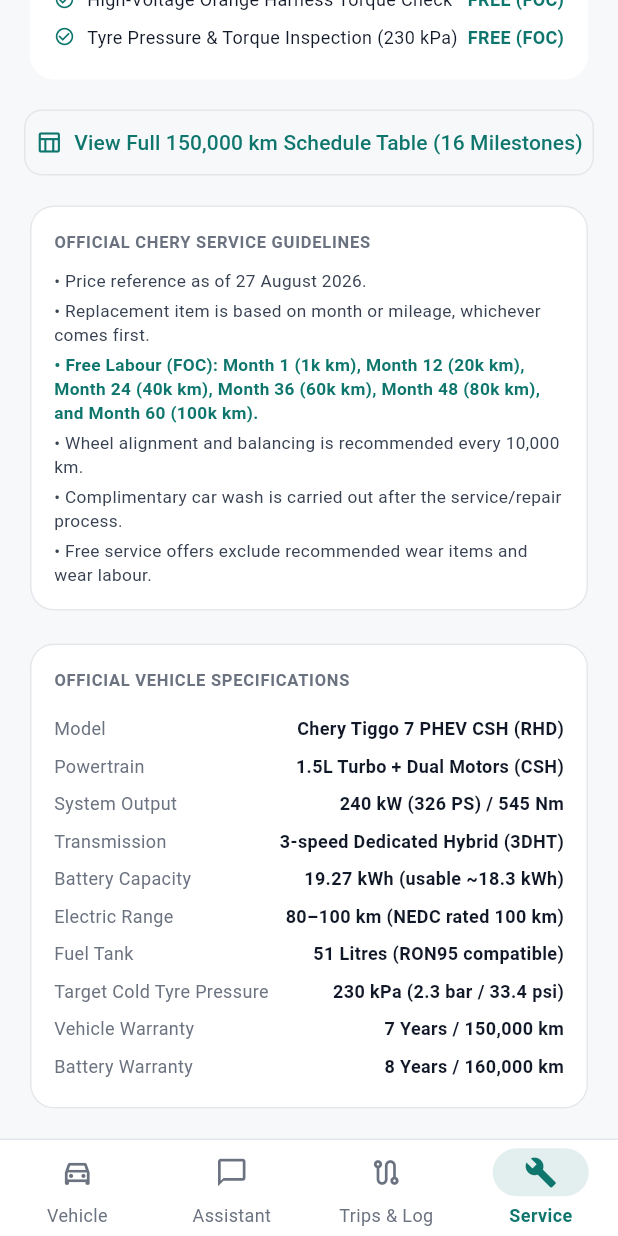
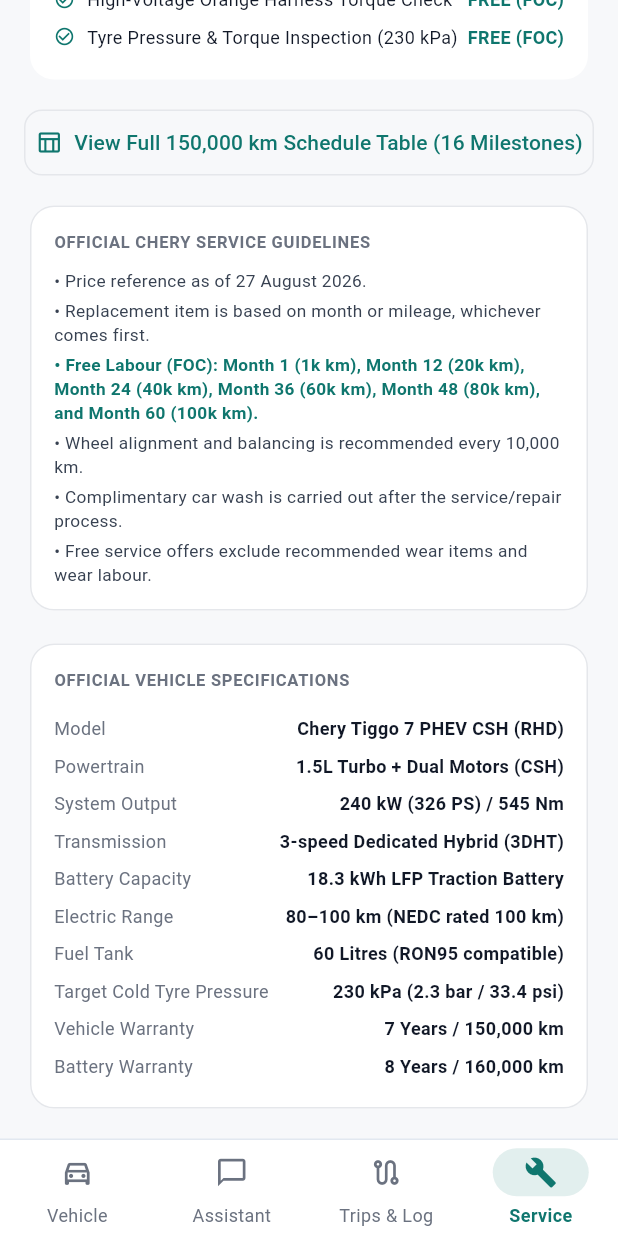
Before and after one commit to mohdafix/TiggoMate, a Flutter app: the MainNavigationScreen screen opened directly, item 4 of the bottom bar chosen, scrolled down 705 dp, on a phone screen of 412 x 824 dp. Run offline on Flutter 3.47's test engine with Material 3 defaults, Android fonts, the phone set to English and light mode, and no system bars; our stand-ins replace cloud_firestore, firebase_auth, firebase_core, geolocator, shared_preferences; missing offline and left inert: model_viewer_plus; accounts and stored records are empty.

Commit message:
fix(specs): update Chery Tiggo 7 PHEV specs to verified 18.3 kWh battery and 60L fuel tank

```diff
--- a/lib/main.dart
+++ b/lib/main.dart
@@ -765,7 +765,7 @@
             "Owner: ${widget.settings.ownerName}, Vehicle Plate: ${widget.settings.carPlateNumber}, Nickname: ${widget.settings.vehicleNickname}.\n"
             "Vehicle Specs: 1.5L Turbo + 3-speed Dedicated Hybrid Transmission (3DHT) + Dual Electric Motors, 240 kW (326 PS) / 545 Nm system torque.\n"
             "Tyres & Wheels: 225/55 R19 99V tyres, 19-inch Aero Alloy Wheels (5x108 PCD). Cold Tyre Pressure: 230 kPa (2.3 bar / 33.4 psi) on all 4 tyres. Spare tyre: tyre repair sealant kit + 12V air compressor under boot luggage floor.\n"
-            "19.27 kWh LFP battery pack (80-100 km EV range), 51L petrol tank (~792-965 km combined range). Type 2 AC charging (3.3 kW, ~5.5 hours 0-100%). AUTO mode prioritizes EV until battery drops below ~20-25% SOC or hard acceleration.\n"
+            "18.3 kWh LFP battery pack (80-100 km EV range), 60L petrol tank (~1,000-1,200 km combined range). Type 2 AC charging (6.6 kW, ~2.8 hours 0-100%). AUTO mode prioritizes EV until battery drops below ~20-25% SOC or hard acceleration.\n"
             "Engine Oil: Fully Synthetic C5 0W-20 (4.7L, RM 270.00). Spark plugs: replaced every 30,000 km (RM 308.40). Major powertrain fluids: 40,000 km (3DHT transmission oil RM 399.20, coolant RM 141.80, brake fluid RM 100.00).\n"
             "Official Service Milestones (27 Aug 2026): 1k km (FOC), 10k km (RM 407.50), 20k km (RM 444.60, FOC labour), 30k km (RM 715.90), "
             "40k km (RM 1,085.60, FOC labour), 60k km (RM 753.00, FOC labour), 120k km (RM 1,644.00 major overhaul). Free labour at 1k, 20k, 40k, 60k, 80k, 100k km. TNB: RM ${widget.settings.tnbTariff}/kWh, RON95: RM ${widget.settings.fuelPrice}/L.\n"
@@ -873,10 +873,10 @@
       citations = [{"document": "Chery Tiggo 7 PHEV Malaysian Market Guide", "section": "Wheels & Tyres", "page": 184}];
     } else if (q.contains("battery") || q.contains("kwh") || q.contains("capacity") || q.contains("range") || (q.contains("charge") && !q.contains("cost"))) {
       answer = "### Chery Tiggo 7 PHEV CSH — Battery & Electric Driving Range\n\n"
-          "- **Traction Battery:** **19.27 kWh LFP (Lithium Iron Phosphate)** High-Safety Blade Cells\n"
-          "- **Pure Electric Driving Range:** **80 – 100 km (NEDC)** / **~80 km (WLTP)**\n"
-          "- **Total Combined Hybrid Range:** **~965+ km** (51L fuel tank + 19.27 kWh battery)\n"
-          "- **AC Charging Port:** **Type 2 Mennekes** (supports 3.3 kW single phase AC, ~5.5 hours 0-100%)\n"
+          "- **Traction Battery:** **18.3 kWh LFP (Lithium Iron Phosphate)** High-Safety Blade Cells\n"
+          "- **Pure Electric Driving Range:** **80 – 100 km (NEDC)** / **~90 km (WLTP)**\n"
+          "- **Total Combined Hybrid Range:** **~1,200 km** (60L fuel tank + 18.3 kWh battery)\n"
+          "- **AC Charging Port:** **Type 2 Mennekes** (supports 6.6 kW AC and 40 kW DC fast charging)\n"
           "- **Recommended Charging Habit:** Daily AC charging at home (TNB off-peak 10:00 PM – 08:00 AM @ RM 0.28/kWh = ~RM 4.20 full top-up)\n"
           "- **Battery Warranty:** **8 Years / 160,000 km** with 1-to-1 replacement if State of Health (SOH) drops below 70%\n\n"
           "> **Manual Citation:** *Chery Tiggo 7 PHEV Malaysian Market Guide*, Section: *High Voltage Hybrid System*, Page 42.";
@@ -903,7 +903,7 @@
           "- **Electric Drive:** Dual Electric Motors integrated with **3-speed DHT (Dedicated Hybrid Transmission)**\n"
           "- **Combined System Output:** **240 kW (326 PS) / 545 Nm Torque**\n"
           "- **0-100 km/h Acceleration:** **~7.5 seconds**\n"
-          "- **Fuel Tank:** 51 Litres (RON 95 minimum)\n"
+          "- **Fuel Tank:** 60 Litres (RON 95 minimum)\n"
           "- **Driving Modes:** EV Mode (Pure Electric), HEV Mode (Series/Parallel Hybrid), AUTO Mode (Intelligent Energy Management)\n\n"
           "> **Manual Citation:** *Chery Tiggo 7 PHEV Malaysian Market Guide*, Section: *Technical Specifications*, Page 12.";
       citations = [{"document": "Chery Tiggo 7 PHEV Malaysian Market Guide", "section": "Technical Specifications", "page": 12}];
@@ -1226,7 +1226,7 @@
                 const SizedBox(height: 4),
                 Text('Up to 6.6 kW', style: TextStyle(fontSize: 22, fontWeight: FontWeight.bold, color: accent)),
                 const SizedBox(height: 4),
-                const Text('0–100% full charge in ~2.8 hours on AC Wallbox (19.27 kWh pack)', style: TextStyle(fontSize: 12, color: Colors.white60)),
+                const Text('0–100% full charge in ~2.8 hours on AC Wallbox (18.3 kWh pack)', style: TextStyle(fontSize: 12, color: Colors.white60)),
               ],
             ),
           ),
@@ -2502,9 +2502,9 @@
                 _buildSpecRow('Powertrain', '1.5L Turbo + Dual Motors (CSH)', isDark),
                 _buildSpecRow('System Output', '240 kW (326 PS) / 545 Nm', isDark),
                 _buildSpecRow('Transmission', '3-speed Dedicated Hybrid (3DHT)', isDark),
-                _buildSpecRow('Battery Capacity', '19.27 kWh (usable ~18.3 kWh)', isDark),
+                _buildSpecRow('Battery Capacity', '18.3 kWh LFP Traction Battery', isDark),
                 _buildSpecRow('Electric Range', '80–100 km (NEDC rated 100 km)', isDark),
-                _buildSpecRow('Fuel Tank', '51 Litres (RON95 compatible)', isDark),
+                _buildSpecRow('Fuel Tank', '60 Litres (RON95 compatible)', isDark),
                 _buildSpecRow('Target Cold Tyre Pressure', '230 kPa (2.3 bar / 33.4 psi)', isDark),
                 _buildSpecRow('Vehicle Warranty', '7 Years / 150,000 km', isDark),
                 _buildSpecRow('Battery Warranty', '8 Years / 160,000 km', isDark),
--- a/lib/src/carlinko/vehicle_telemetry.dart
+++ b/lib/src/carlinko/vehicle_telemetry.dart
@@ -128,7 +128,7 @@
     final double rlT = (m['tyre_rl_temp'] as num?)?.toDouble() ?? 30.0;
     final double rrT = (m['tyre_rr_temp'] as num?)?.toDouble() ?? 30.0;
 
-    // Fuel Range calculation based on Chery Tiggo 7 PHEV 51L fuel tank
+    // Fuel Range calculation based on Chery Tiggo 7 PHEV 60L fuel tank
     const int estimatedFuelRange = 838;
 
     return VehicleTelemetry(
--- a/lib/src/ui/neo_dashboard.dart
+++ b/lib/src/ui/neo_dashboard.dart
@@ -391,7 +391,7 @@
                       mainAxisAlignment: MainAxisAlignment.spaceBetween,
                       children: [
                         Text('Battery Pack Size', style: TextStyle(fontSize: 12, color: colors.textSecondary)),
-                        Text('19.27 kWh LFP (${_telemetry.batteryPct}% SoC)', style: TextStyle(fontSize: 12, fontWeight: FontWeight.bold, color: colors.evTeal)),
+                        Text('18.3 kWh LFP (${_telemetry.batteryPct}% SoC)', style: TextStyle(fontSize: 12, fontWeight: FontWeight.bold, color: colors.evTeal)),
                       ],
                     ),
                     Divider(height: 20, color: colors.border),
@@ -399,7 +399,7 @@
                       mainAxisAlignment: MainAxisAlignment.spaceBetween,
                       children: [
                         Text('Full Charge Time (0-100%)', style: TextStyle(fontSize: 12, color: colors.textSecondary)),
-                        Text('~3.0 Hours (via 7kW Wallbox)', style: TextStyle(fontSize: 12, fontWeight: FontWeight.bold, color: colors.textPrimary)),
+                        Text('~2.8 Hours (via 7kW Wallbox)', style: TextStyle(fontSize: 12, fontWeight: FontWeight.bold, color: colors.textPrimary)),
                       ],
                     ),
                   ],
@@ -2367,7 +2367,7 @@
                         borderRadius: BorderRadius.circular(4),
                       ),
                       child: Text(
-                        _telemetry.isCharging ? '⚡ 3.3 kW AC' : '19.27 kWh LFP',
+                        _telemetry.isCharging ? '⚡ 3.3 kW AC' : '18.3 kWh LFP',
                         style: TextStyle(
                           fontSize: 8.5,
                           fontWeight: FontWeight.w600,
@@ -2526,7 +2526,7 @@
                         borderRadius: BorderRadius.circular(4),
                       ),
                       child: Text(
-                        '⛽ 51L Tank (RON95)',
+                        '⛽ 60L Tank (RON95)',
                         style: TextStyle(
                           fontSize: 8.5,
                           fontWeight: FontWeight.w600,
@@ -3055,7 +3055,7 @@
                       child: Column(
                         crossAxisAlignment: CrossAxisAlignment.start,
                         children: [
-                          const Text('19.27 kWh LFP Traction Battery', style: TextStyle(fontSize: 13, fontWeight: FontWeight.w600)),
+                          const Text('18.3 kWh LFP Traction Battery', style: TextStyle(fontSize: 13, fontWeight: FontWeight.w600)),
                           const SizedBox(height: 2),
                           Text('${_telemetry.batteryPct}% SoC • ${_telemetry.electricRangeKm} km EV Range • AC Type 2', style: TextStyle(fontSize: 11, color: colors.textSecondary)),
                         ],
--- a/lib/src/ui/smart_charging_sheet.dart
+++ b/lib/src/ui/smart_charging_sheet.dart
@@ -68,7 +68,7 @@
   int _activeTab = 0; // 0: Optimizer & Schedule, 1: Power Curve & SOH, 2: Tariff Breakdown
 
   // Constants for Tiggo 7 PHEV
-  static const double batteryCapacityKwh = 19.27; // Chery Tiggo 7 PHEV battery size
+  static const double batteryCapacityKwh = 18.3; // Chery Tiggo 7 PHEV battery size
   static const double pureEvRangeKm = 95.0;       // Rated pure EV range
   static const double petrolLitersPer100Km = 5.5; // Equivalent hybrid petrol consumption
   static const double ron95PricePerLiter = 2.05;  // Malaysian standard subsidized RON95
```
Also changed, not shown: lib/src/ui/trips_logbook_screen.dart (+6 -6 lines), lib/src/ui/auth_sheet.dart (line endings or trailing spaces), lib/src/ui/mytnb_connect_dialog.dart (line endings or trailing spaces), 1 other file.
